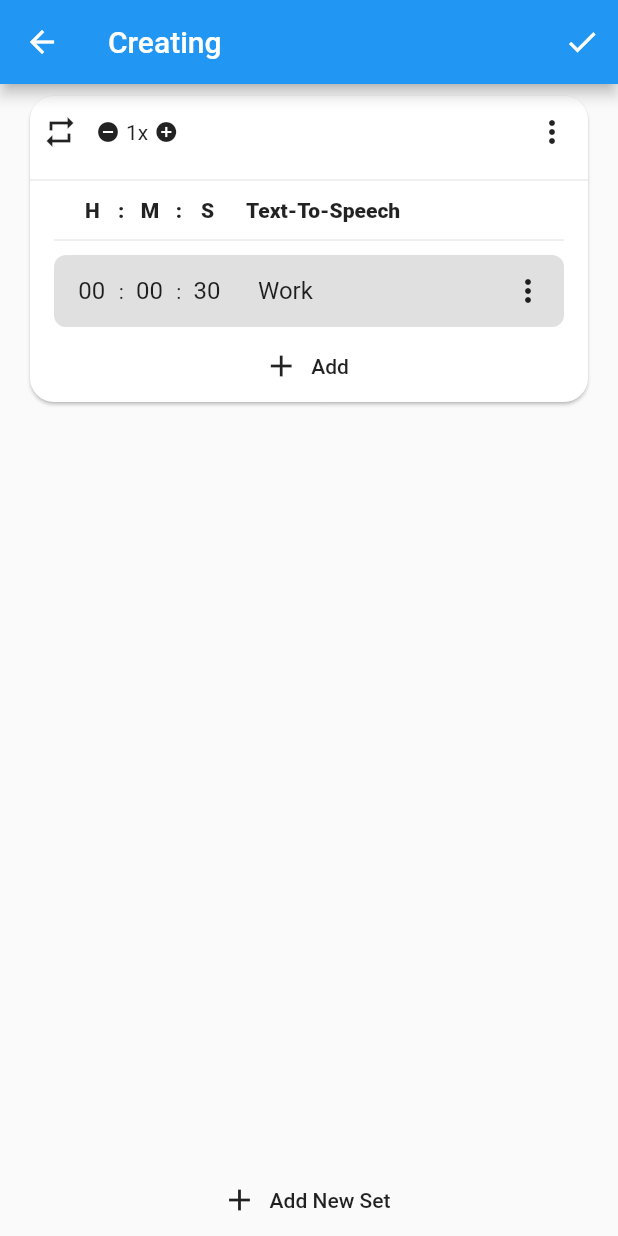
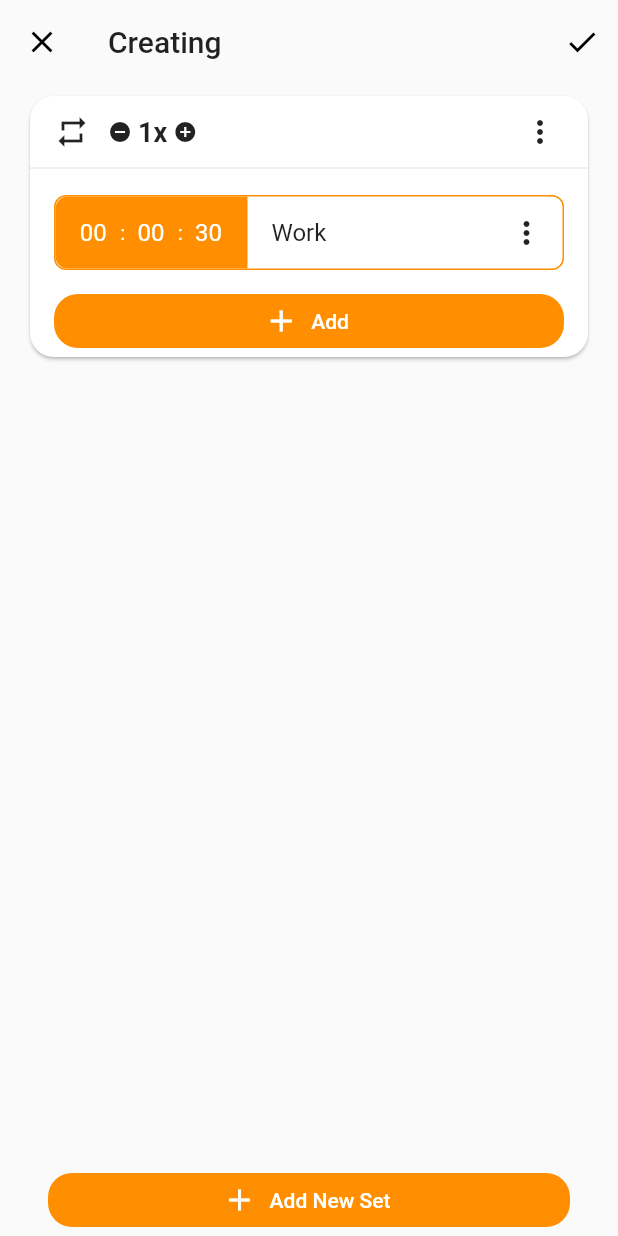
Before and after one commit to AndrewJEON/hiit_timer, a Flutter app: the TimerCreatingPage screen opened directly, on a phone screen of 412 x 824 dp. Run offline on Flutter 3.47's test engine with Material 2 defaults, Android fonts, the phone set to English and light mode, and no system bars; our stand-ins replace bloc, equatable, flutter_bloc, flutter_icons, fluttertoast, get_it and 1 more; accounts and stored records are empty.

Commit message:
Style theme color

```diff
--- a/lib/home.dart
+++ b/lib/home.dart
@@ -146,9 +146,6 @@ class _HomeState extends State<Home> with SingleTickerProviderStateMixin {
                         '${state}x',
                         style: Theme.of(context).textTheme.bodyText1,
                       ),
-                shape: RoundedRectangleBorder(
-                  borderRadius: BorderRadius.circular(16),
-                ),
               );
             },
           );
@@ -225,9 +222,6 @@ class _HomeState extends State<Home> with SingleTickerProviderStateMixin {
       },
       icon: Icon(Icons.refresh),
       label: Text('Reset'),
-      shape: RoundedRectangleBorder(
-        borderRadius: BorderRadius.circular(16),
-      ),
     );
   }
 
--- a/lib/main.dart
+++ b/lib/main.dart
@@ -40,33 +40,50 @@ class MyApp extends StatelessWidget {
   Widget build(BuildContext context) {
     return MaterialApp(
       title: 'Interval Timer',
-      theme: theme(),
+      theme: theme(context),
       home: Home(),
       debugShowCheckedModeBanner: false,
     );
   }
 
-  ThemeData theme() {
+  ThemeData theme(BuildContext context) {
     return ThemeData(
-      primarySwatch: Colors.blue,
+      primaryColor: Colors.amber[800],
+      accentColor: Colors.amber[800],
+      appBarTheme: AppBarTheme(
+        color: Colors.transparent,
+        elevation: 0
+      ),
       bottomSheetTheme: BottomSheetThemeData(
         shape: RoundedRectangleBorder(
           borderRadius: BorderRadius.vertical(top: Radius.circular(16)),
         ),
       ),
+      buttonTheme: ButtonThemeData(
+        shape: RoundedRectangleBorder(
+          borderRadius: BorderRadius.circular(16),
+        )
+      ),
       cardTheme: CardTheme(
         shape: RoundedRectangleBorder(
           borderRadius: BorderRadius.circular(16),
-        )
+        ),
+      ),
+      dialogTheme: DialogTheme(
+        shape: RoundedRectangleBorder(
+          borderRadius: BorderRadius.circular(16),
+        ),
+      ),
+      floatingActionButtonTheme: FloatingActionButtonThemeData(
+        foregroundColor: Colors.white,
       ),
       inputDecorationTheme: InputDecorationTheme(
         border: InputBorder.none,
       ),
       popupMenuTheme: PopupMenuThemeData(
-        shape: RoundedRectangleBorder(
-          borderRadius: BorderRadius.circular(16),
-        )
-      ),
+          shape: RoundedRectangleBorder(
+        borderRadius: BorderRadius.circular(16),
+      )),
       visualDensity: VisualDensity.adaptivePlatformDensity,
     );
   }
--- a/lib/presentation/pages/page_timer_creating.dart
+++ b/lib/presentation/pages/page_timer_creating.dart
@@ -20,6 +20,10 @@ class _TimerCreatingPageState extends State<TimerCreatingPage> {
   Widget build(BuildContext context) {
     return Scaffold(
       appBar: AppBar(
+        leading: IconButton(
+          icon: Icon(Icons.close),
+          onPressed: () => Navigator.pop(context),
+        ),
         title: Text(widget.timer == null ? 'Creating' : 'Editing'),
         actions: <Widget>[
           IconButton(
@@ -80,14 +84,17 @@ class _TimerCreatingPageState extends State<TimerCreatingPage> {
                 },
               ),
             ),
-            SizedBox(
+            Container(
               width: double.infinity,
+              padding: const EdgeInsets.symmetric(horizontal: 32),
               child: FlatButton.icon(
                 icon: Icon(Icons.add),
                 label: Text('Add New Set'),
                 onPressed: () {
                   context.bloc<TimerCreatingBloc>().add(TimerSetAdded());
                 },
+                color: Theme.of(context).primaryColor,
+                textColor: Colors.white,
               ),
             ),
           ],
--- a/lib/presentation/widgets/bottom_sheet/bottom_sheet_presets.dart
+++ b/lib/presentation/widgets/bottom_sheet/bottom_sheet_presets.dart
@@ -24,7 +24,9 @@ class PresetsBottomSheet extends StatelessWidget {
   Widget build(BuildContext context) {
     return Column(
       children: <Widget>[
-        Row(
+        Padding(
+          padding: const EdgeInsets.symmetric(horizontal: 8),
+          child: Row(
             mainAxisAlignment: MainAxisAlignment.spaceBetween,
             children: <Widget>[
               FlatButton(
@@ -35,6 +37,7 @@ class PresetsBottomSheet extends StatelessWidget {
               ),
               createNewTimerButton(context),
             ],
+          ),
         ),
         Expanded(
           child: BlocBuilder<PresetBloc, PresetState>(
@@ -97,7 +100,8 @@ class PresetsBottomSheet extends StatelessWidget {
       },
       icon: Icon(Icons.add),
       label: Text('New Timer'),
-      textColor: Theme.of(context).primaryColor,
+      color: Theme.of(context).primaryColor,
+      textColor: Colors.white,
     );
   }
 
--- a/lib/presentation/widgets/bottom_sheet/bottom_sheet_repeat_count.dart
+++ b/lib/presentation/widgets/bottom_sheet/bottom_sheet_repeat_count.dart
@@ -36,7 +36,9 @@ class _RepeatCountBottomSheetState extends State<RepeatCountBottomSheet> {
     return Column(
       mainAxisSize: MainAxisSize.min,
       children: <Widget>[
-        Row(
+        Padding(
+          padding: const EdgeInsets.symmetric(horizontal: 8),
+          child: Row(
             mainAxisAlignment: MainAxisAlignment.spaceBetween,
             children: <Widget>[
               FlatButton(
@@ -59,11 +61,13 @@ class _RepeatCountBottomSheetState extends State<RepeatCountBottomSheet> {
                       Navigator.pop(context, _repeatCount);
                     },
                     child: Text('Done'),
-                  textColor: Theme.of(context).primaryColor,
+                    color: Theme.of(context).primaryColor,
+                    textColor: Colors.white,
                   ),
                 ],
               ),
             ],
+          ),
         ),
         Padding(
           padding: const EdgeInsets.symmetric(vertical: 16),
--- a/lib/presentation/widgets/dialogs/dialog_duration.dart
+++ b/lib/presentation/widgets/dialogs/dialog_duration.dart
@@ -56,6 +56,7 @@ class _DurationDialogState extends State<DurationDialog> {
         FlatButton(
           onPressed: () => Navigator.pop(context, null),
           child: Text('Cancel'),
+          textColor: Colors.black,
         ),
         FlatButton(
           onPressed: () {
@@ -63,6 +64,8 @@ class _DurationDialogState extends State<DurationDialog> {
             Navigator.pop(context, duration);
           },
           child: Text('Save'),
+          color: Theme.of(context).primaryColor,
+          textColor: Colors.white,
         ),
       ],
     );
--- a/lib/presentation/widgets/dialogs/dialog_timer_name.dart
+++ b/lib/presentation/widgets/dialogs/dialog_timer_name.dart
@@ -67,6 +67,7 @@ class _TimerNameDialogState extends State<TimerNameDialog> {
         FlatButton(
           child: Text('Cancel'),
           onPressed: () => Navigator.pop(context, null),
+          textColor: Colors.black,
         ),
         FlatButton(
           child: Text(widget.currentName == null ? 'Save' : 'Rename'),
@@ -82,6 +83,8 @@ class _TimerNameDialogState extends State<TimerNameDialog> {
                   }
                 }
               : null,
+          color: Theme.of(context).primaryColor,
+          textColor: Colors.white,
         ),
       ],
     );
--- a/lib/presentation/widgets/dialogs/dialog_warning.dart
+++ b/lib/presentation/widgets/dialogs/dialog_warning.dart
@@ -12,10 +12,13 @@ class DeleteDialog extends StatelessWidget {
         FlatButton(
           onPressed: () => Navigator.pop(context, false),
           child: Text('Cancel'),
+          textColor: Colors.black,
         ),
         FlatButton(
           onPressed: () => Navigator.pop(context, true),
           child: Text('Delete'),
+          color: Theme.of(context).primaryColor,
+          textColor: Colors.white,
         ),
       ],
     );
--- a/lib/presentation/widgets/views/view_timer.dart
+++ b/lib/presentation/widgets/views/view_timer.dart
@@ -158,17 +158,17 @@ class _TimerViewState extends State<TimerView> {
         children: <Widget>[
           duration(),
           Flexible(
-              child: Padding(
-            padding: const EdgeInsets.symmetric(horizontal: 8),
-            child: description(),
-          )),
+            child: Padding(
+              padding: const EdgeInsets.symmetric(horizontal: 16),
+              child: description(),
+            ),
+          ),
           options(),
         ],
       ),
       decoration: BoxDecoration(
-        color: Colors.grey[300],
-        borderRadius: BorderRadius.circular(8),
-      ),
+          borderRadius: BorderRadius.circular(8),
+          border: Border.all(color: Theme.of(context).primaryColor)),
     );
   }
 
@@ -178,6 +178,9 @@ class _TimerViewState extends State<TimerView> {
       focusNode: _ttsFocusNode,
       maxLines: null,
       textInputAction: TextInputAction.done,
+      decoration: InputDecoration(
+        hintText: 'Text-To-Speech',
+      ),
       onChanged: (value) {
         context.bloc<TimerCreatingBloc>().add(
               TimerDescriptionChanged(
@@ -194,6 +197,10 @@ class _TimerViewState extends State<TimerView> {
     return Container(
       width: 128,
       padding: const EdgeInsets.symmetric(horizontal: 16),
+      decoration: BoxDecoration(
+        color: Theme.of(context).primaryColor,
+        borderRadius: BorderRadius.horizontal(left: Radius.circular(8)),
+      ),
       child: Row(
         mainAxisSize: MainAxisSize.min,
         children: <Widget>[
@@ -209,6 +216,7 @@ class _TimerViewState extends State<TimerView> {
               ],
               textAlign: TextAlign.end,
               cursorWidth: 0,
+              style: TextStyle(color: Colors.white),
               onSubmitted: (value) => FocusScope.of(context).nextFocus(),
               onChanged: (value) {
                 if (value.length == 2) {
@@ -217,7 +225,13 @@ class _TimerViewState extends State<TimerView> {
               },
             ),
           ),
-          Expanded(child: Text(':', textAlign: TextAlign.center)),
+          Expanded(
+            child: Text(
+              ':',
+              textAlign: TextAlign.center,
+              style: TextStyle(color: Colors.white),
+            ),
+          ),
           Expanded(
             child: TextField(
               controller: _minuteController,
@@ -230,6 +244,7 @@ class _TimerViewState extends State<TimerView> {
               ],
               textAlign: TextAlign.end,
               cursorWidth: 0,
+              style: TextStyle(color: Colors.white),
               onSubmitted: (value) => FocusScope.of(context).nextFocus(),
               onChanged: (value) {
                 if (value.length == 2) {
@@ -238,7 +253,13 @@ class _TimerViewState extends State<TimerView> {
               },
             ),
           ),
-          Expanded(child: Text(':', textAlign: TextAlign.center)),
+          Expanded(
+            child: Text(
+              ':',
+              textAlign: TextAlign.center,
+              style: TextStyle(color: Colors.white),
+            ),
+          ),
           Expanded(
             child: TextField(
               controller: _secondController,
@@ -251,6 +272,7 @@ class _TimerViewState extends State<TimerView> {
               ],
               textAlign: TextAlign.end,
               cursorWidth: 0,
+              style: TextStyle(color: Colors.white),
               onSubmitted: (value) => FocusScope.of(context).nextFocus(),
               onChanged: (value) {
                 if (value.length == 2) {
--- a/lib/presentation/widgets/views/view_timer_set.dart
+++ b/lib/presentation/widgets/views/view_timer_set.dart
@@ -31,14 +31,18 @@ class TimerSetView extends StatelessWidget {
       child: Column(
         mainAxisSize: MainAxisSize.min,
         children: <Widget>[
-          Row(
-            mainAxisAlignment: MainAxisAlignment.spaceBetween,
-            children: <Widget>[
-              repeatCount(context),
-              options(context),
-            ],
+          Padding(
+            padding: const EdgeInsets.symmetric(horizontal: 8),
+            child: Row(
+              mainAxisAlignment: MainAxisAlignment.spaceBetween,
+              children: <Widget>[
+                repeatCount(context),
+                options(context),
+              ],
+            ),
           ),
-          Divider(),
+          Divider(height: 0),
+          SizedBox(height: 16),
           BlocBuilder<TimerCreatingBloc, TimerModel>(
             buildWhen: (previous, current) {
               try {
@@ -68,90 +72,12 @@ class TimerSetView extends StatelessWidget {
               return Column(
                 mainAxisSize: MainAxisSize.min,
                 children: <Widget>[
-                  Padding(
-                    padding:
-                        const EdgeInsets.symmetric(horizontal: 16, vertical: 4),
-                    child: Row(
-                      children: <Widget>[
-                        Container(
-                          width: 128,
-                          padding: const EdgeInsets.symmetric(horizontal: 16),
-                          child: Row(
-                            mainAxisSize: MainAxisSize.min,
-                            children: <Widget>[
-                              Expanded(
-                                child: Text(
-                                  'H',
-                                  textAlign: TextAlign.center,
-                                  style: Theme.of(context)
-                                      .textTheme
-                                      .bodyText1
-                                      .copyWith(fontWeight: FontWeight.w900),
-                                ),
-                              ),
-                              Expanded(
-                                child: Text(
-                                  ':',
-                                  textAlign: TextAlign.center,
-                                  style: Theme.of(context)
-                                      .textTheme
-                                      .bodyText1
-                                      .copyWith(fontWeight: FontWeight.w900),
-                                ),
-                              ),
-                              Expanded(
-                                child: Text(
-                                  'M',
-                                  textAlign: TextAlign.center,
-                                  style: Theme.of(context)
-                                      .textTheme
-                                      .bodyText1
-                                      .copyWith(fontWeight: FontWeight.w900),
-                                ),
-                              ),
-                              Expanded(
-                                child: Text(
-                                  ':',
-                                  textAlign: TextAlign.center,
-                                  style: Theme.of(context)
-                                      .textTheme
-                                      .bodyText1
-                                      .copyWith(fontWeight: FontWeight.w900),
-                                ),
-                              ),
-                              Expanded(
-                                child: Text(
-                                  'S',
-                                  textAlign: TextAlign.center,
-                                  style: Theme.of(context)
-                                      .textTheme
-                                      .bodyText1
-                                      .copyWith(fontWeight: FontWeight.w900),
-                                ),
-                              ),
-                            ],
-                          ),
-                        ),
-                        Flexible(
-                          child: Text(
-                            'Text-To-Speech',
-                            style: Theme.of(context)
-                                .textTheme
-                                .bodyText1
-                                .copyWith(fontWeight: FontWeight.w900),
-                          ),
-                        ),
-                      ],
-                    ),
-                  ),
-                  Padding(
-                    padding: const EdgeInsets.symmetric(horizontal: 16),
-                    child: Divider(),
-                  ),
                   for (var i = 0; i < state.timerSets[index].timers.length; i++)
                     Padding(
                       padding: const EdgeInsets.symmetric(
-                          horizontal: 16, vertical: 2),
+                        horizontal: 16,
+                        vertical: 2,
+                      ),
                       child: TimerView(
                         key: UniqueKey(),
                         timer: state.timerSets[index].timers[i],
@@ -163,14 +89,18 @@ class TimerSetView extends StatelessWidget {
               );
             },
           ),
-          SizedBox(
+          SizedBox(height: 8),
+          Container(
             width: double.infinity,
+            padding: const EdgeInsets.symmetric(horizontal: 16),
             child: FlatButton.icon(
               onPressed: () {
                 context.bloc<TimerCreatingBloc>().add(TimerAdded(index));
               },
               icon: Icon(Icons.add),
               label: Text('Add'),
+              color: Theme.of(context).primaryColor,
+              textColor: Colors.white,
             ),
           ),
         ],
@@ -213,7 +143,13 @@ class TimerSetView extends StatelessWidget {
             }
           },
           builder: (context, state) {
-            return Text('${state.timerSets[index].repeatCount}x');
+            return Text(
+              '${state.timerSets[index].repeatCount}x',
+              style: Theme.of(context).textTheme.bodyText1.copyWith(
+                    fontSize: 18,
+                    fontWeight: FontWeight.w600,
+                  ),
+            );
           },
         ),
         Container(
```
Lines whose indentation alone changed are shown as unchanged.
